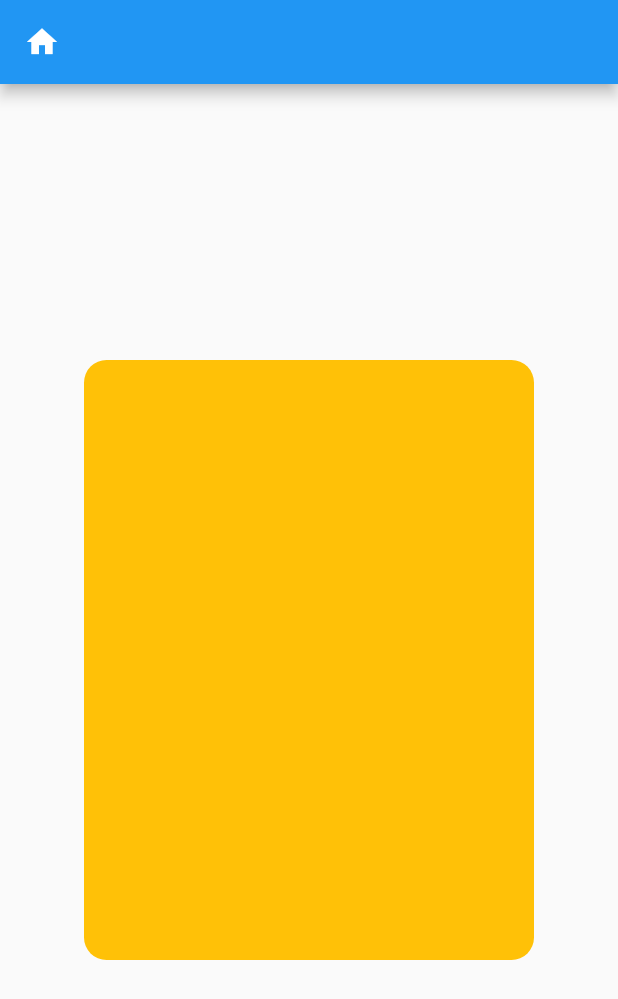
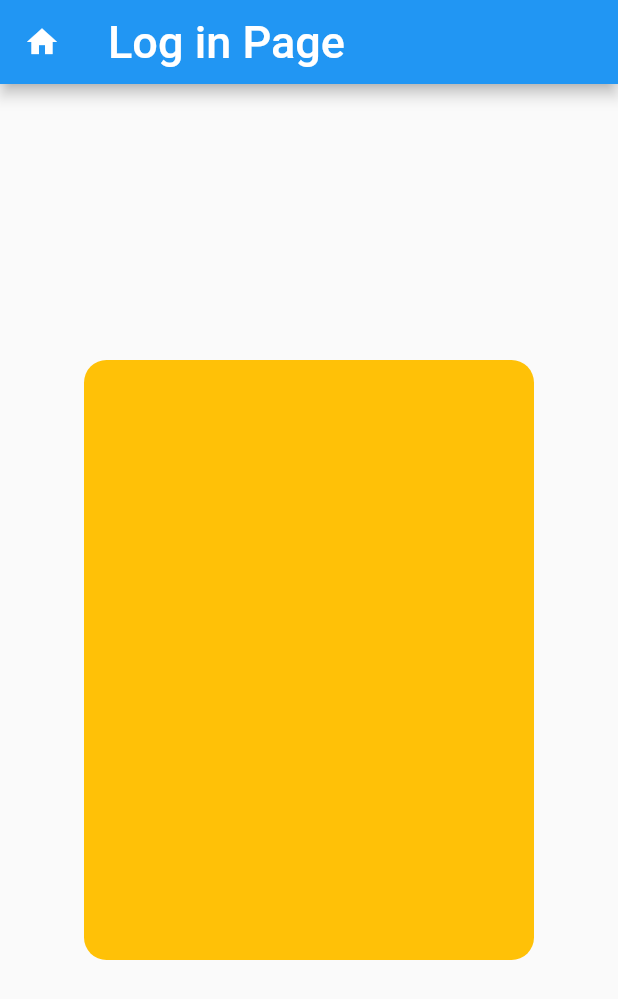
Before and after one commit to rmnaser90/firstFlutterApp, a Flutter app: the screen it shows after launch, on a phone screen of 412 x 824 dp. Shown: the top 999 px of the screen. Run offline on Flutter 3.47's test engine with Material 2 defaults, Android fonts, the phone set to English and light mode, and no system bars; drawn by our look-alikes of flip_card.

Commit message:
view password button added

```diff
--- a/lib/logIn.dart
+++ b/lib/logIn.dart
@@ -13,10 +13,23 @@ class LogIn extends StatefulWidget {
 }
 
 class _LogInState extends State<LogIn> {
+  bool isSecure = true;
+  Icon viewPass = const Icon(
+    Icons.remove_red_eye,
+    color: Colors.grey,
+  );
+  Icon noViewPass = const Icon(
+    Icons.remove_red_eye_outlined,
+    color: Colors.grey,
+  );
   @override
   Widget build(BuildContext context) {
     return Scaffold(
       appBar: AppBar(
+        title: const Text(
+          'Log in Page',
+          style: TextStyle(fontSize: 30),
+        ),
         leading: IconButton(
           icon: const Icon(Icons.home),
           onPressed: () {},
@@ -40,26 +53,46 @@ class _LogInState extends State<LogIn> {
               mainAxisAlignment: MainAxisAlignment.center,
               crossAxisAlignment: CrossAxisAlignment.center,
               children: [
-              const Text(
-                'User Name:',
-                style: TextStyle(color: Colors.black, fontSize: 20),
+                const Text('User Name', style: TextStyle(fontSize: 20)),
+                const MyInput(hint: 'Enter your username'),
+                Divider(),
+                const Text('Password', style: TextStyle(fontSize: 20)),
+                Container(
+                  width: 250,
+                  height: 50,
+                  decoration: BoxDecoration(
+                      border: Border.all(),
+                      borderRadius: BorderRadius.circular(25),
+                      color: Colors.white),
+                  child: Row(
+                    mainAxisAlignment: MainAxisAlignment.center,
+                    crossAxisAlignment: CrossAxisAlignment.center,
+                    children: [
+                      Container(
+                        width: 180,
+                        height: 50,
+                        decoration: BoxDecoration(
+                            borderRadius: BorderRadius.circular(25),
+                            color: Colors.white),
+                        child: TextField(
+                          obscureText: isSecure,
+                          decoration: const InputDecoration(
+                              border: InputBorder.none,
+                              hintText: "Enter your password"),
+                          textAlign: TextAlign.center,
                         ),
-              const MyInput(hint: 'Enter Username'),
-              Divider(),
-              const Text(
-                'Password:',
-                style: TextStyle(color: Colors.black, fontSize: 20),
                       ),
-              const MyInput(hint: 'Enter a password', isSecure: true),
-              Row(
-                children: [
-                  const myButton(btnText: 'Sign In', btnIcon: Icon(Icons.login)),
-                  const myButton(btnText: 'Cancel', btnIcon: Icon(Icons.cancel)),
+                      IconButton(
+                          onPressed: () {
+                            isSecure = !isSecure;
+                            setState(() {});
+                          },
+                          icon: isSecure ? viewPass : noViewPass)
                     ],
+                  ),
                 )
               ],
-          ),
-        ),
+            )),
       )),
     );
   }
```
Also changed, not shown: lib/myButton.dart (+34 -34 lines), lib/myInput.dart (+5 -4 lines), 2 other files. Lines whose indentation alone changed are shown as unchanged.
